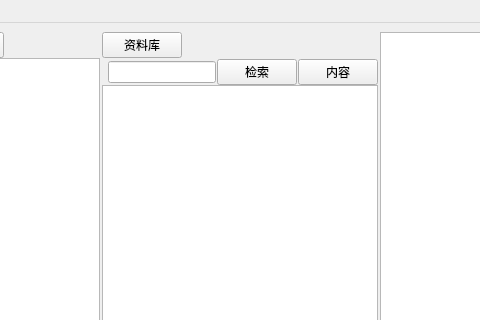
Before: the Qt Designer form MainWindow_Ui.ui in annomad/ZB_tools, drawn with Qt 5; both pictures show x 165 to 645 and y 0 to 320 of the 1440 by 785 pixel window.
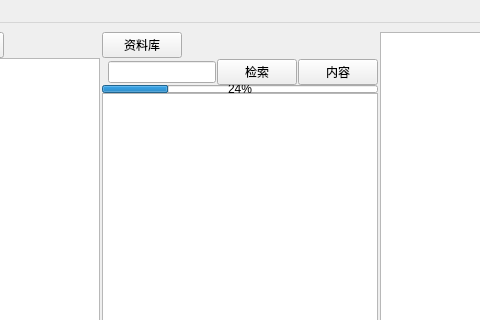
After: the same form once the commit is applied.

Commit message: 添加进度条功能

```diff
--- a/MainWindow_Ui.ui
+++ b/MainWindow_Ui.ui
@@ -184,6 +184,31 @@
           </item>
          </layout>
         </item>
+        <item>
+         <widget class="QProgressBar" name="progressBar">
+          <property name="sizePolicy">
+           <sizepolicy hsizetype="Expanding" vsizetype="Fixed">
+            <horstretch>0</horstretch>
+            <verstretch>0</verstretch>
+           </sizepolicy>
+          </property>
+          <property name="minimumSize">
+           <size>
+            <width>0</width>
+            <height>1</height>
+           </size>
+          </property>
+          <property name="maximumSize">
+           <size>
+            <width>16777215</width>
+            <height>8</height>
+           </size>
+          </property>
+          <property name="value">
+           <number>24</number>
+          </property>
+         </widget>
+        </item>
         <item>
          <widget class="QTreeView" name="dir_treeView">
           <property name="sizePolicy">
```
Left out of the diff: 2 changed lines with no effect on the pictures. The commit also changes 1 other file.
